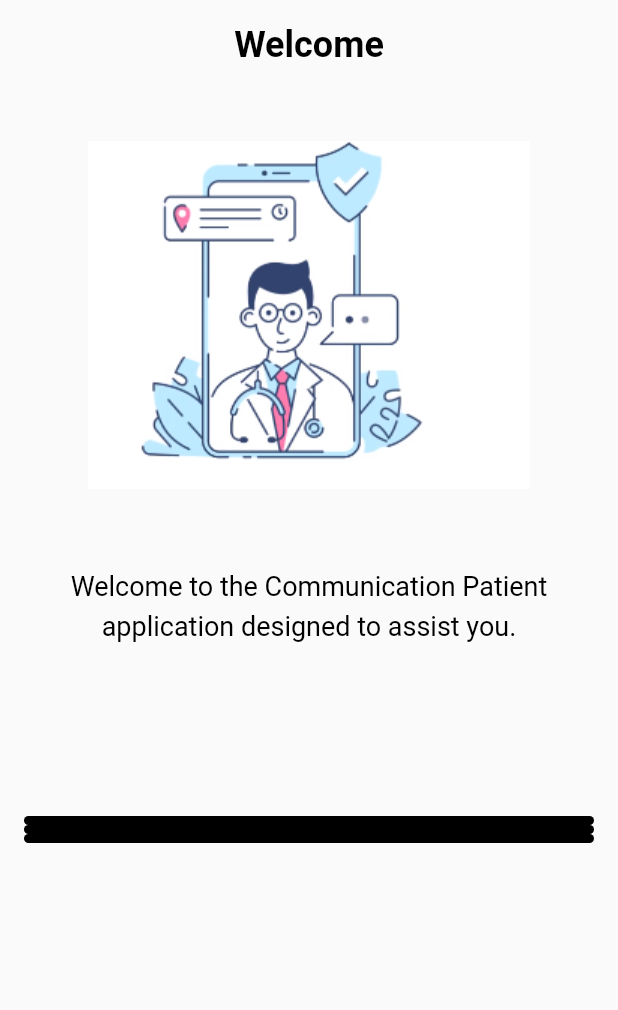
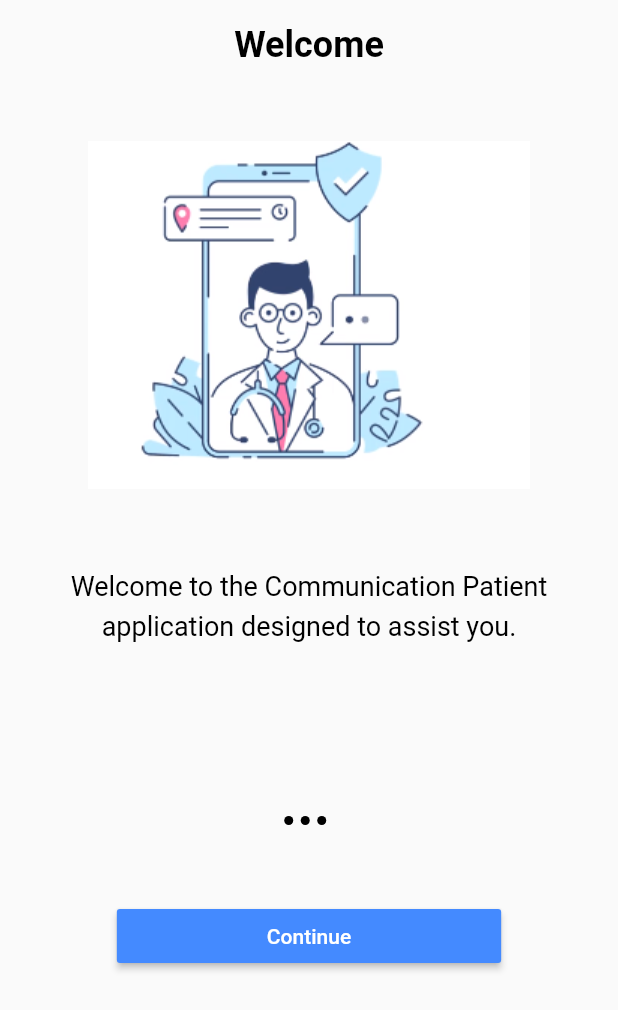
Before and after one commit to AbderrhmanAbdellatif/PatientCommunicationUnit, a Flutter app: the screen it shows after launch, on a phone screen of 412 x 824 dp. Shown: the top 1010 px of the screen. Run offline on Flutter 3.47's test engine with Material 2 defaults, Android fonts, the phone set to English and light mode, and no system bars; our stand-ins replace get; project files that could hold a hidden picture were left out.

Commit message:
Update onboarding.dart

```diff
--- a/Commdoctortarek/lib/view/screen/onboarding.dart
+++ b/Commdoctortarek/lib/view/screen/onboarding.dart
@@ -1,8 +1,6 @@
 import 'package:commdoctortarek/core/constant/Appcolor.dart';
 import 'package:commdoctortarek/data/datasource/static/static.dart' as staticData;
 import 'package:flutter/material.dart';
-
-import '../../data/datasource/static/static.dart';
 
 class OnBoarding extends StatelessWidget {
   // Define text styles as constant
@@ -18,11 +16,23 @@ class OnBoarding extends StatelessWidget {
     color: AppColor.primaryColor,
   );
 
-  // Define the spacer and SizedBox as constant
-  static const _spacer = Spacer();
-  static const _sizedBox = SizedBox(height: 50.0);
+  // Define commonly used constants
+  static const _sizedBox50 = SizedBox(height: 50.0);
+  static const _edgeInsets16 = EdgeInsets.all(16.0);
+  static const _duration900ms = Duration(milliseconds: 900);
 
   const OnBoarding({Key? key}) : super(key: key);
+
+  // Common button style
+  Widget _commonButton(String text, VoidCallback onPressed) {
+    return MaterialButton(
+      padding: const EdgeInsets.symmetric(horizontal: 100, vertical: 2),
+      textColor: Colors.white,
+      onPressed: onPressed,
+      child: Text(text),
+      color: Colors.blueAccent,
+    );
+  }
 
   @override
   Widget build(BuildContext context) {
@@ -33,22 +43,23 @@ class OnBoarding extends StatelessWidget {
           itemBuilder: (context, i) {
             final item = staticData.onBoardingList[i];
             return Padding(
-              padding: const EdgeInsets.all(16.0),
+              padding: _edgeInsets16,
               child: Column(
                 mainAxisAlignment: MainAxisAlignment.center,
                 children: [
-                  // Only use Expanded if necessary, else you can leave this out.
                   Expanded(
                     flex: 2,
-                    child: SingleChildScrollView(  // Add this
+                    child: SingleChildScrollView(
                       child: Column(
                         mainAxisAlignment: MainAxisAlignment.center,
                         children: [
-                          if (item.title != null) Text(item.title!, style: _titleStyle),
-                          _sizedBox,
+                          if (item.title != null)
+                            Text(item.title!, style: _titleStyle),
+                          _sizedBox50,
                           if (item.Image != null) Image.asset(item.Image!),
-                          _sizedBox,
-                          if (item.Body != null) Text(
+                          _sizedBox50,
+                          if (item.Body != null)
+                            Text(
                               item.Body!,
                               textAlign: TextAlign.center,
                               style: _bodyStyle,
@@ -59,17 +70,31 @@ class OnBoarding extends StatelessWidget {
                   ),
                   Expanded(
                     flex: 1,
-                    child: ListView.builder(
-                      itemCount: staticData.onBoardingList.length,
-                      itemBuilder: (context, index) => AnimatedContainer(
-                        duration: Duration(milliseconds: 900),
-                        width: 5,
+                    child: Column(
+                      children: [
+                        Row(
+                          mainAxisAlignment: MainAxisAlignment.center,
+                          children: List.generate(
+                              staticData.onBoardingList.length,
+                                  (index) => AnimatedContainer(
+                                margin: const EdgeInsets.only(right: 5),
+                                duration: _duration900ms,
+                                width: 6,
                                 height: 6,
                                 decoration: BoxDecoration(
                                   color: AppColor.primaryColor,
-                          borderRadius: BorderRadius.circular(10)
+                                  borderRadius: BorderRadius.circular(10),
                                 ),
+                              )),
                         ),
+                        _sizedBox50,
+                        Container(
+                          margin: const EdgeInsets.only(bottom: 30),
+                          child: _commonButton("Continue", () {
+                            // TODO: Add your action here
+                          }),
+                        ),
+                      ],
                     ),
                   ),
                 ],
```
Lines whose indentation alone changed are shown as unchanged.
